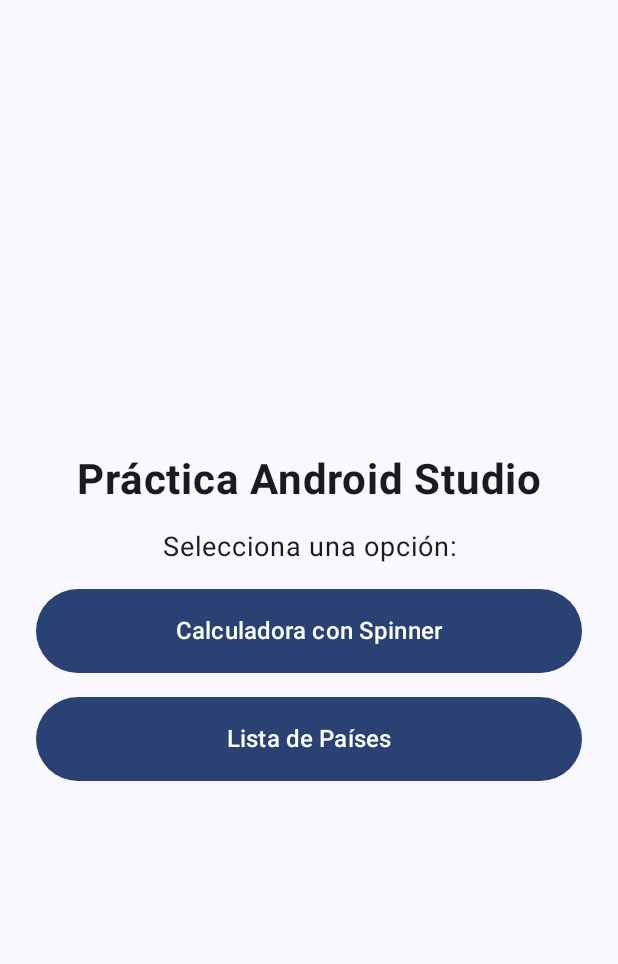
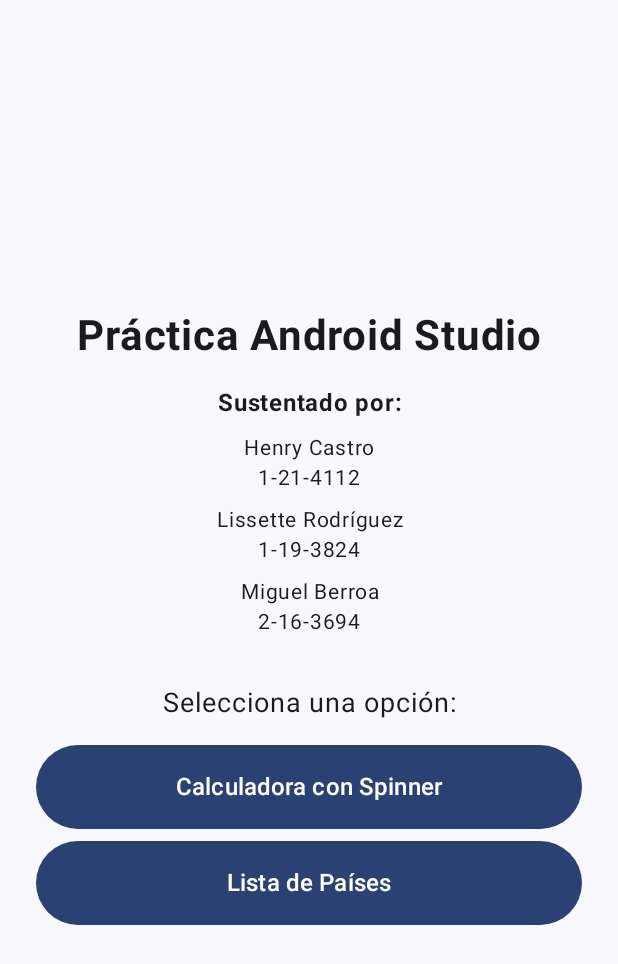
Before and after one commit to victortejeda/Calculetorandcountry, an Android app built with Jetpack Compose: the CountriesScreen screen opened through its navigation route, after a tap on "← Volver", on a phone screen of 412 x 824 dp. Shown: the top 964 px of the screen. Run offline under Robolectric (Android 15) with nearby library versions, the phone set to English and light mode, and no system bars.

Commit message:
Restaurado y adaptado el archivo MainActivity.kt según el código proporcionado por el usuario, con créditos y estructura original

```diff
--- a/app/src/main/java/com/example/myapplication15/MainActivity.kt
+++ b/app/src/main/java/com/example/myapplication15/MainActivity.kt
@@ -1,3 +1,9 @@
+/**
+ * Este es el archivo principal de la aplicación.
+ * Contiene la Actividad principal (MainActivity) y todos los componentes de la interfaz de usuario
+ * construidos con Jetpack Compose. La aplicación consta de un menú principal que navega
+ * hacia una calculadora y una lista de países.
+ */
 package com.example.myapplication15
 
 import android.os.Bundle
@@ -15,7 +21,6 @@ import androidx.compose.foundation.layout.height
 import androidx.compose.foundation.layout.padding
 import androidx.compose.foundation.layout.width
 import androidx.compose.foundation.lazy.LazyColumn
-import androidx.compose.foundation.lazy.itemsIndexed
 import androidx.compose.foundation.text.KeyboardOptions
 import androidx.compose.material3.Button
 import androidx.compose.material3.Card
@@ -50,6 +55,8 @@ import com.example.myapplication15.ui.theme.MyApplication15Theme
 import java.text.NumberFormat
 import java.util.Locale
 
+// --- Código del usuario adaptado a este proyecto ---
+
 class MainActivity : ComponentActivity() {
     override fun onCreate(savedInstanceState: Bundle?) {
         super.onCreate(savedInstanceState)
@@ -67,7 +74,6 @@ class MainActivity : ComponentActivity() {
 @Composable
 fun AppNavigation(modifier: Modifier = Modifier) {
     val navController = rememberNavController()
-
     NavHost(
         navController = navController,
         startDestination = "menu",
@@ -92,7 +98,7 @@ fun MenuScreen(navController: NavController) {
             .fillMaxSize()
             .padding(24.dp),
         horizontalAlignment = Alignment.CenterHorizontally,
-        verticalArrangement = Arrangement.spacedBy(16.dp, Alignment.CenterVertically)
+        verticalArrangement = Arrangement.Center
     ) {
         Text(
             text = "Práctica Android Studio",
@@ -100,35 +106,57 @@ fun MenuScreen(navController: NavController) {
             fontWeight = FontWeight.Bold,
             textAlign = TextAlign.Center
         )
-
+        Spacer(modifier = Modifier.height(16.dp))
+        Text(
+            text = "Sustentado por:",
+            fontSize = 16.sp,
+            fontWeight = FontWeight.Bold,
+            textAlign = TextAlign.Center
+        )
+        Spacer(modifier = Modifier.height(8.dp))
+        Text(
+            text = "Henry Castro\n1-21-4112",
+            fontSize = 14.sp,
+            textAlign = TextAlign.Center,
+            lineHeight = 20.sp
+        )
+        Spacer(modifier = Modifier.height(8.dp))
+        Text(
+            text = "Lissette Rodríguez\n1-19-3824",
+            fontSize = 14.sp,
+            textAlign = TextAlign.Center,
+            lineHeight = 20.sp
+        )
+        Spacer(modifier = Modifier.height(8.dp))
+        Text(
+            text = "Miguel Berroa\n2-16-3694",
+            fontSize = 14.sp,
+            textAlign = TextAlign.Center,
+            lineHeight = 20.sp
+        )
+        Spacer(modifier = Modifier.height(32.dp))
         Text(
             text = "Selecciona una opción:",
             fontSize = 18.sp,
             textAlign = TextAlign.Center
         )
-
+        Spacer(modifier = Modifier.height(16.dp))
         Button(
             onClick = { navController.navigate("calculator") },
             modifier = Modifier
                 .fillMaxWidth()
                 .height(56.dp)
         ) {
-            Text(
-                text = "Calculadora con Spinner",
-                fontSize = 16.sp
-            )
+            Text(text = "Calculadora con Spinner", fontSize = 16.sp)
         }
-
+        Spacer(modifier = Modifier.height(8.dp))
         Button(
             onClick = { navController.navigate("countries") },
             modifier = Modifier
                 .fillMaxWidth()
                 .height(56.dp)
         ) {
-            Text(
-                text = "Lista de Países",
-                fontSize = 16.sp
-            )
+            Text(text = "Lista de Países", fontSize = 16.sp)
         }
     }
 }
@@ -141,18 +169,14 @@ fun CalculatorScreen(navController: NavController) {
     var resultado by remember { mutableStateOf("") }
     var operacionSeleccionada by remember { mutableStateOf("Sumar") }
     var showMenu by remember { mutableStateOf(false) }
-
     val operaciones = listOf("Sumar", "Restar", "Multiplicar", "Dividir")
-
     fun calcular() {
         val num1 = valor1.toDoubleOrNull()
         val num2 = valor2.toDoubleOrNull()
-
         if (num1 == null || num2 == null) {
             resultado = "Por favor ingrese valores válidos."
             return
         }
-
         val res = when (operacionSeleccionada) {
             "Sumar" -> num1 + num2
             "Restar" -> num1 - num2
@@ -168,11 +192,8 @@ fun CalculatorScreen(navController: NavController) {
         }
         resultado = "Resultado: $res"
     }
-
     Column(
-        modifier = Modifier
-            .fillMaxSize()
-            .padding(24.dp),
+        modifier = Modifier.fillMaxSize().padding(24.dp),
         verticalArrangement = Arrangement.spacedBy(16.dp)
     ) {
         Row(
@@ -183,14 +204,9 @@ fun CalculatorScreen(navController: NavController) {
             TextButton(onClick = { navController.navigateUp() }) {
                 Text("← Volver")
             }
-            Text(
-                text = "Calculadora",
-                fontSize = 24.sp,
-                fontWeight = FontWeight.Bold
-            )
-            Spacer(modifier = Modifier.width(48.dp)) // Espaciador para centrar el título
+            Text(text = "Calculadora", fontSize = 24.sp, fontWeight = FontWeight.Bold)
+            Spacer(modifier = Modifier.width(48.dp))
         }
-
         OutlinedTextField(
             value = valor1,
             onValueChange = { valor1 = it },
@@ -199,7 +215,6 @@ fun CalculatorScreen(navController: NavController) {
             modifier = Modifier.fillMaxWidth(),
             singleLine = true
         )
-
         OutlinedTextField(
             value = valor2,
             onValueChange = { valor2 = it },
@@ -208,12 +223,10 @@ fun CalculatorScreen(navController: NavController) {
             modifier = Modifier.fillMaxWidth(),
             singleLine = true
         )
-
-        // Componente Spinner (Dropdown)
         Box(modifier = Modifier.fillMaxWidth()) {
             OutlinedTextField(
                 value = operacionSeleccionada,
-                onValueChange = { },
+                onValueChange = {},
                 readOnly = true,
                 label = { Text("Operación") },
                 trailingIcon = {
@@ -223,7 +236,6 @@ fun CalculatorScreen(navController: NavController) {
                 },
                 modifier = Modifier.fillMaxWidth()
             )
-
             DropdownMenu(
                 expanded = showMenu,
                 onDismissRequest = { showMenu = false },
@@ -240,16 +252,12 @@ fun CalculatorScreen(navController: NavController) {
                 }
             }
         }
-
         Button(
             onClick = { calcular() },
-            modifier = Modifier
-                .fillMaxWidth()
-                .height(56.dp)
+            modifier = Modifier.fillMaxWidth().height(56.dp)
         ) {
             Text(text = "OPERAR", fontSize = 16.sp)
         }
-
         if (resultado.isNotEmpty()) {
             Card(
                 modifier = Modifier.fillMaxWidth(),
@@ -269,7 +277,6 @@ fun CalculatorScreen(navController: NavController) {
 @OptIn(ExperimentalMaterial3Api::class)
 @Composable
 fun CountriesScreen(navController: NavController) {
-    // Se recomienda usar un Pair o una clase de datos para asociar país y población
     val paisesYHabitantes = listOf(
         Pair("Argentina", 45_000_000L),
         Pair("Chile", 19_000_000L),
@@ -282,14 +289,8 @@ fun CountriesScreen(navController: NavController) {
         Pair("Venezuela", 28_000_000L),
         Pair("Uruguay", 3_500_000L)
     )
-
     var seleccion by remember { mutableStateOf<Pair<String, Long>?>(null) }
-
-    Column(
-        modifier = Modifier
-            .fillMaxSize()
-            .padding(24.dp)
-    ) {
+    Column(modifier = Modifier.fillMaxSize().padding(24.dp)) {
         Row(
             modifier = Modifier.fillMaxWidth(),
             horizontalArrangement = Arrangement.SpaceBetween,
@@ -298,17 +299,10 @@ fun CountriesScreen(navController: NavController) {
             TextButton(onClick = { navController.navigateUp() }) {
                 Text("← Volver")
             }
-            Text(
-                text = "Lista de Países",
-                fontSize = 24.sp,
-                fontWeight = FontWeight.Bold
-            )
-            Spacer(modifier = Modifier.width(48.dp)) // Espaciador
+            Text(text = "Lista de Países", fontSize = 24.sp, fontWeight = FontWeight.Bold)
+            Spacer(modifier = Modifier.width(48.dp))
         }
-
         Spacer(modifier = Modifier.height(16.dp))
-
-        // Muestra la información del país seleccionado
         seleccion?.let { (pais, poblacion) ->
             Card(
                 modifier = Modifier.fillMaxWidth(),
@@ -324,11 +318,7 @@ fun CountriesScreen(navController: NavController) {
             }
             Spacer(modifier = Modifier.height(16.dp))
         }
-
-        // Lista de países
-        LazyColumn(
-            verticalArrangement = Arrangement.spacedBy(8.dp)
-        ) {
+        LazyColumn(verticalArrangement = Arrangement.spacedBy(8.dp)) {
             items(paisesYHabitantes.size) { index ->
                 val (pais, _) = paisesYHabitantes[index]
                 Card(
@@ -337,9 +327,7 @@ fun CountriesScreen(navController: NavController) {
                 ) {
                     Text(
                         text = pais,
-                        modifier = Modifier
-                            .fillMaxWidth()
-                            .padding(16.dp),
+                        modifier = Modifier.fillMaxWidth().padding(16.dp),
                         fontSize = 16.sp
                     )
                 }
@@ -348,9 +336,7 @@ fun CountriesScreen(navController: NavController) {
     }
 }
 
-// --- Vistas Previas ---
-
-@Preview(showBackground = true)
+@Preview(showBackground = true, showSystemUi = true)
 @Composable
 fun MenuScreenPreview() {
     MyApplication15Theme {
```
